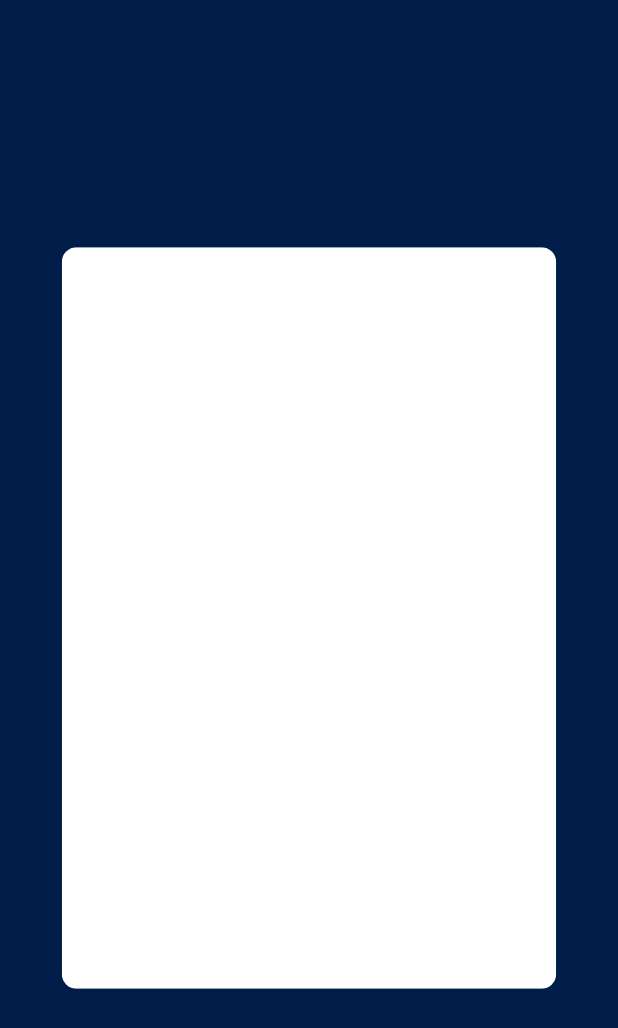
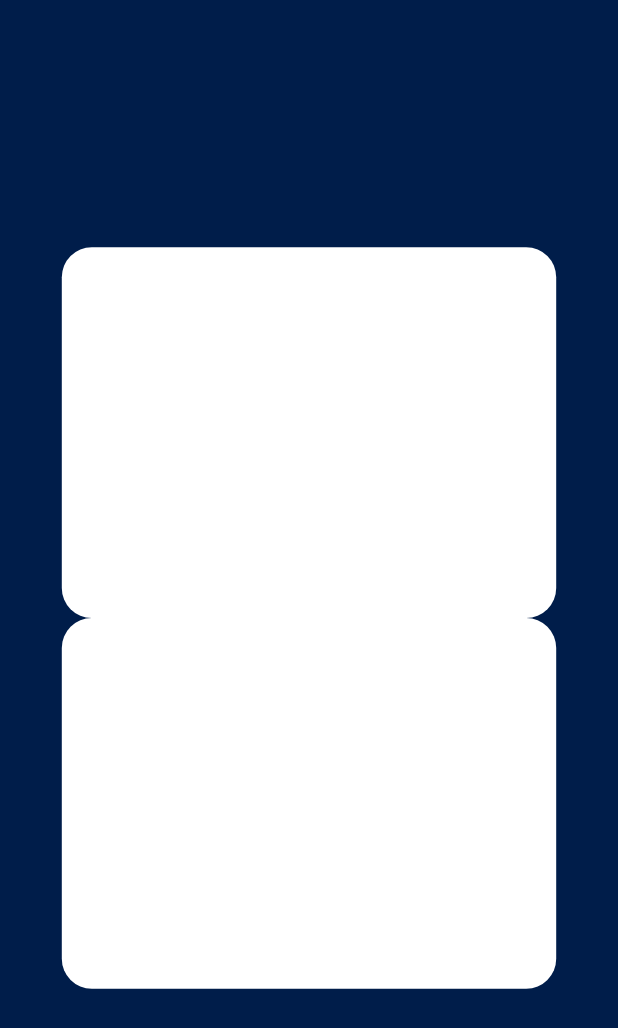
Before and after one commit to TinsonWang/GryphHacks-2022, a Flutter app: the QrGenerate screen opened directly, on a phone screen of 412 x 824 dp. Shown: the top 1028 px of the screen. Run offline on Flutter 3.47's test engine with Material 2 defaults, Android fonts, the phone set to English and light mode, and no system bars.

Commit message:
latest update

```diff
--- a/Frontend/app/lib/main.dart
+++ b/Frontend/app/lib/main.dart
@@ -1,6 +1,6 @@
 import 'package:flutter/material.dart';
-// import 'splash_page.dart';
-import 'splash_screen.dart';
+// import 'splash_screen.dart';
+import 'qr_generate.dart';
 
 void main() => runApp(MyApp());
 
@@ -9,7 +9,7 @@ class MyApp extends StatelessWidget {
   @override
   Widget build(BuildContext context) {
     return MaterialApp(
-      home: SplashScreen(),
+      home: QrGenerate(),
     );
   }
 }
--- a/Frontend/app/lib/qr_generate.dart
+++ b/Frontend/app/lib/qr_generate.dart
@@ -1,4 +1,5 @@
 import 'package:flutter/material.dart';
+import 'package:http/http.dart' as http;
 
 class QrGenerate extends StatelessWidget {
   @override
@@ -7,17 +8,31 @@ class QrGenerate extends StatelessWidget {
       body: Container(
         color:const Color(0xFF001d4a),
         alignment: Alignment.center,
-        child: FractionallySizedBox (
-          widthFactor: 0.8,
-          heightFactor: 0.6,
-          alignment: Alignment.center,
-          child: ClipRRect(
-            borderRadius: BorderRadius.circular(10),
-            child: Container (
-              color:Colors.white
+        child: Column(
+          mainAxisAlignment: MainAxisAlignment.center,
+          children: [
+            Container(
+              width: MediaQuery.of(context).size.width * 0.8,
+              height: MediaQuery.of(context).size.width * 0.6,
+              decoration: BoxDecoration(
+                borderRadius: BorderRadius.circular(20),
+                color: Colors.white,
+              ),
+              child: Container  (
+
+              )
+            ),
+            Container(
+              alignment: Alignment.center,
+              width: MediaQuery.of(context).size.width * 0.8,
+              height: MediaQuery.of(context).size.width * 0.6,
+              decoration: BoxDecoration(
+                borderRadius: BorderRadius.circular(20),
+                color: Colors.white,
+              )
             )
-          ),
-        )
+          ]
+        ,)
       )
     );
   }
--- a/Frontend/app/pubspec.yaml
+++ b/Frontend/app/pubspec.yaml
@@ -29,8 +29,6 @@ environment:
 dependencies:
   flutter:
     sdk: flutter
-
-
   # The following adds the Cupertino Icons font to your application.
   # Use with the CupertinoIcons class for iOS style icons.
   cupertino_icons: ^1.0.2
@@ -45,6 +43,7 @@ dev_dependencies:
   # package. See that file for information about deactivating specific lint
   # rules and activating additional ones.
   flutter_lints: ^2.0.0
+  http: ^0.13.4
 
 # For information on the generic Dart part of this file, see the
 # following page: https://dart.dev/tools/pub/pubspec
```
Also changed, not shown: Frontend/app/pubspec.lock.
